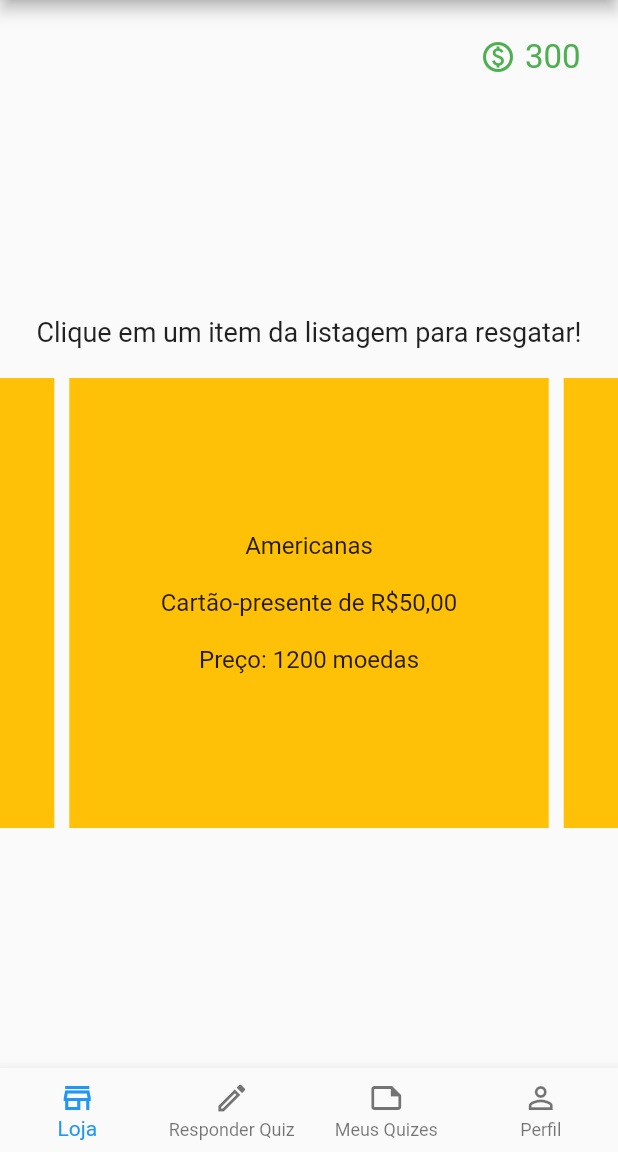
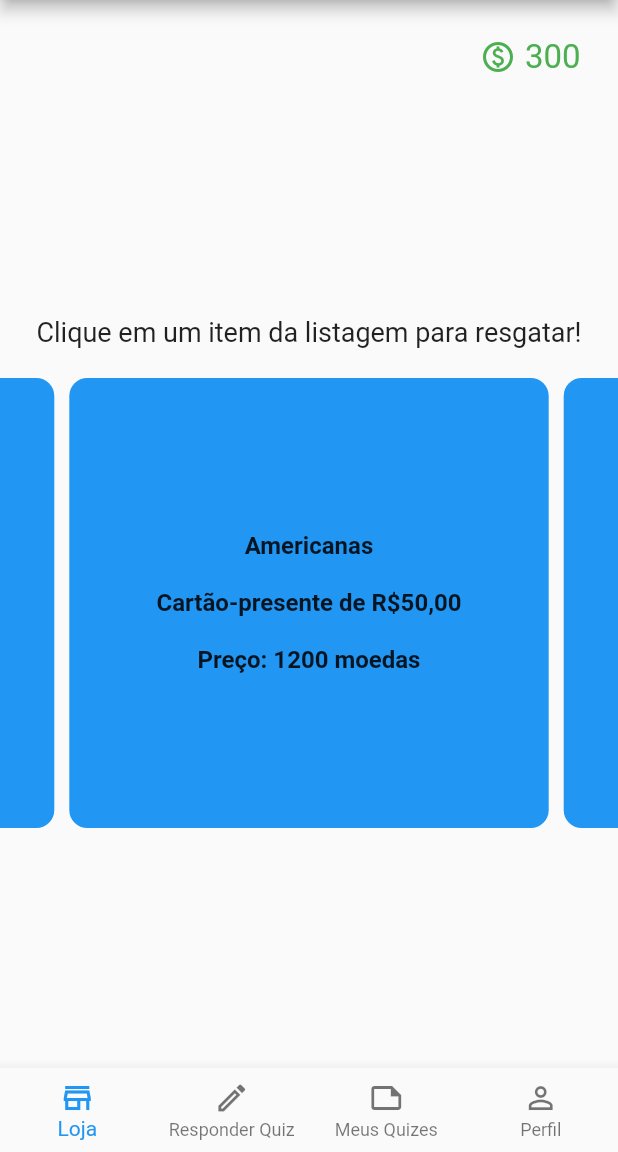
Before and after one commit to luizdebem/revisa-ai-mobile, a Flutter app: the screen it shows after launch, on a phone screen of 412 x 824 dp, the part 84-1236 px from its top. Run offline on Flutter 3.47's test engine with Material 2 defaults, Android fonts, the light colour scheme and no system bars; drawn by our look-alikes of carousel_slider; our stand-ins replace flutter_form_builder.

Commit message:
Store layout change

```diff
--- a/lib/screens/store_screen.dart
+++ b/lib/screens/store_screen.dart
@@ -24,7 +24,7 @@
       crossAxisAlignment: CrossAxisAlignment.center,
       children: [
         Padding(
-          padding: EdgeInsets.only(right: 25, top: 25),
+          padding: const EdgeInsets.only(right: 25, top: 25),
           child: Row(
             mainAxisAlignment: MainAxisAlignment.end,
             children: const [
@@ -84,12 +84,18 @@
                     child: Container(
                       width: double.infinity,
                       margin: const EdgeInsets.symmetric(horizontal: 5.0),
-                      decoration: const BoxDecoration(color: Colors.amber),
+                      decoration: BoxDecoration(
+                        color: Theme.of(context).primaryColor,
+                        borderRadius: BorderRadius.circular(12),
+                      ),
                       child: Center(
                         child: Text(
                           i,
                           textAlign: TextAlign.center,
-                          style: const TextStyle(fontSize: 16.0),
+                          style: const TextStyle(
+                            fontSize: 16.0,
+                            fontWeight: FontWeight.bold,
+                          ),
                         ),
                       ),
                     ),
```
